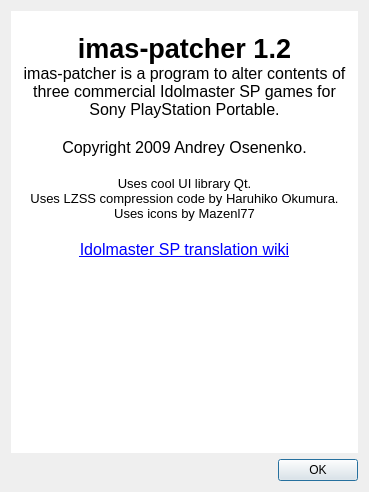
MiRiKan/imas-psp, file imas-patcher/about.ui: the form before one commit.
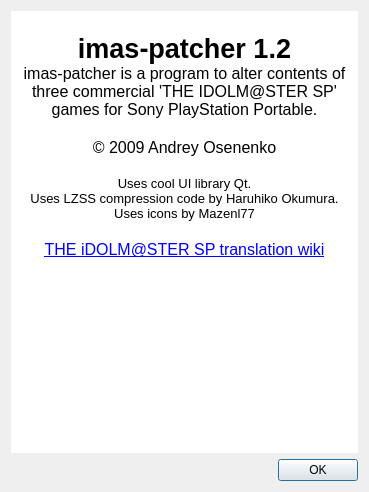
The form after the commit. Icons and pictures are not drawn.

```diff
--- a/imas-patcher/about.ui
+++ b/imas-patcher/about.ui
@@ -51,15 +51,15 @@
 p, li { white-space: pre-wrap; }
 &lt;/style&gt;&lt;/head&gt;&lt;body style=&quot; font-family:'MS Shell Dlg 2'; font-size:8.25pt; font-weight:400; font-style:normal;&quot;&gt;
 &lt;p align=&quot;center&quot; style=&quot; margin-top:0px; margin-bottom:0px; margin-left:0px; margin-right:0px; -qt-block-indent:0; text-indent:0px;&quot;&gt;&lt;img src=&quot;:/icons/logo-small.png&quot; /&gt;&lt;span style=&quot; font-family:'Segoe UI'; font-size:12pt;&quot;&gt;&lt;br /&gt;&lt;/span&gt;&lt;span style=&quot; font-family:'Segoe UI'; font-size:20pt; font-weight:600;&quot;&gt;imas-patcher 1.2&lt;/span&gt;&lt;/p&gt;
-&lt;p align=&quot;center&quot; style=&quot; margin-top:0px; margin-bottom:0px; margin-left:0px; margin-right:0px; -qt-block-indent:0; text-indent:0px;&quot;&gt;&lt;span style=&quot; font-family:'Segoe UI'; font-size:12pt;&quot;&gt;imas-patcher is a program to alter contents of three commercial Idolmaster SP games for Sony PlayStation Portable.&lt;/span&gt;&lt;/p&gt;
+&lt;p align=&quot;center&quot; style=&quot; margin-top:0px; margin-bottom:0px; margin-left:0px; margin-right:0px; -qt-block-indent:0; text-indent:0px;&quot;&gt;&lt;span style=&quot; font-family:'Segoe UI'; font-size:12pt;&quot;&gt;imas-patcher is a program to alter contents of three commercial 'THE IDOLM@STER SP' games for Sony PlayStation Portable.&lt;/span&gt;&lt;/p&gt;
 &lt;p align=&quot;center&quot; style=&quot;-qt-paragraph-type:empty; margin-top:0px; margin-bottom:0px; margin-left:0px; margin-right:0px; -qt-block-indent:0; text-indent:0px; font-family:'Segoe UI'; font-size:12pt;&quot;&gt;&lt;/p&gt;
-&lt;p align=&quot;center&quot; style=&quot; margin-top:0px; margin-bottom:0px; margin-left:0px; margin-right:0px; -qt-block-indent:0; text-indent:0px;&quot;&gt;&lt;span style=&quot; font-family:'Segoe UI'; font-size:12pt;&quot;&gt;Copyright 2009 Andrey Osenenko.&lt;/span&gt;&lt;/p&gt;
+&lt;p align=&quot;center&quot; style=&quot; margin-top:0px; margin-bottom:0px; margin-left:0px; margin-right:0px; -qt-block-indent:0; text-indent:0px;&quot;&gt;&lt;span style=&quot; font-family:'Segoe UI'; font-size:12pt;&quot;&gt;© 2009 Andrey Osenenko&lt;/span&gt;&lt;/p&gt;
 &lt;p align=&quot;center&quot; style=&quot;-qt-paragraph-type:empty; margin-top:0px; margin-bottom:0px; margin-left:0px; margin-right:0px; -qt-block-indent:0; text-indent:0px; font-family:'Segoe UI'; font-size:12pt;&quot;&gt;&lt;/p&gt;
 &lt;p align=&quot;center&quot; style=&quot; margin-top:0px; margin-bottom:0px; margin-left:0px; margin-right:0px; -qt-block-indent:0; text-indent:0px;&quot;&gt;&lt;span style=&quot; font-family:'Segoe UI'; font-size:10pt;&quot;&gt;Uses cool UI library Qt.&lt;/span&gt;&lt;/p&gt;
 &lt;p align=&quot;center&quot; style=&quot; margin-top:0px; margin-bottom:0px; margin-left:0px; margin-right:0px; -qt-block-indent:0; text-indent:0px;&quot;&gt;&lt;span style=&quot; font-family:'Segoe UI'; font-size:10pt;&quot;&gt;Uses LZSS compression code by Haruhiko Okumura.&lt;/span&gt;&lt;/p&gt;
 &lt;p align=&quot;center&quot; style=&quot; margin-top:0px; margin-bottom:0px; margin-left:0px; margin-right:0px; -qt-block-indent:0; text-indent:0px;&quot;&gt;&lt;span style=&quot; font-family:'Segoe UI'; font-size:10pt;&quot;&gt;Uses icons by Mazenl77&lt;/span&gt;&lt;/p&gt;
 &lt;p align=&quot;center&quot; style=&quot;-qt-paragraph-type:empty; margin-top:0px; margin-bottom:0px; margin-left:0px; margin-right:0px; -qt-block-indent:0; text-indent:0px; font-family:'Segoe UI'; font-size:12pt;&quot;&gt;&lt;/p&gt;
-&lt;p align=&quot;center&quot; style=&quot; margin-top:0px; margin-bottom:0px; margin-left:0px; margin-right:0px; -qt-block-indent:0; text-indent:0px;&quot;&gt;&lt;a href=&quot;http://www.tsukuru.info/tlwiki/index.php?title=Idolmaster_SP&quot;&gt;&lt;span style=&quot; font-family:'Segoe UI'; font-size:12pt; text-decoration: underline; color:#0000ff;&quot;&gt;Idolmaster SP translation wiki&lt;/span&gt;&lt;/a&gt;&lt;/p&gt;&lt;/body&gt;&lt;/html&gt;</string>
+&lt;p align=&quot;center&quot; style=&quot; margin-top:0px; margin-bottom:0px; margin-left:0px; margin-right:0px; -qt-block-indent:0; text-indent:0px;&quot;&gt;&lt;a href=&quot;http://www.tsukuru.info/tlwiki/index.php?title=Idolmaster_SP&quot;&gt;&lt;span style=&quot; font-family:'Segoe UI'; font-size:12pt; text-decoration: underline; color:#0000ff;&quot;&gt;THE iDOLM@STER SP translation wiki&lt;/span&gt;&lt;/a&gt;&lt;/p&gt;&lt;/body&gt;&lt;/html&gt;</string>
        </property>
        <property name="openExternalLinks">
         <bool>true</bool>
```
